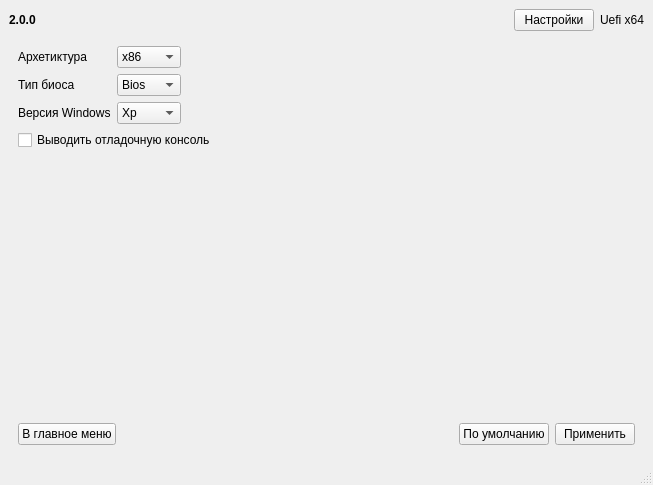
YourDroid/YourDroid, file window.ui: the form before one commit.
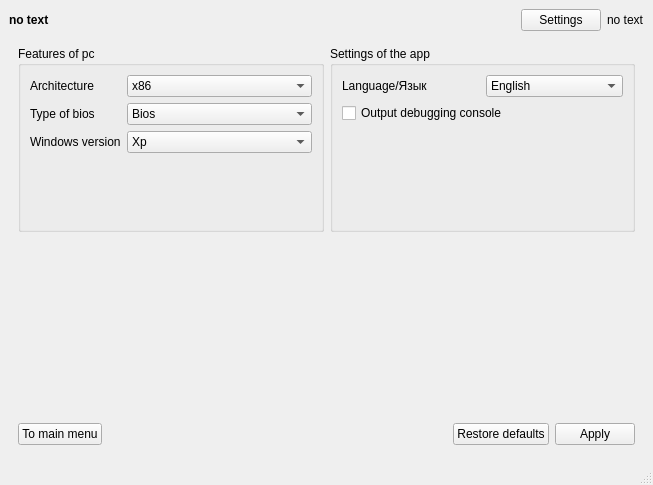
The form after the commit. The open tabs and pages were chosen to show the change. Icons and pictures are not drawn.

What changed in the file:
```diff
--- a/window.ui
+++ b/window.ui
@@ -36,7 +36,7 @@
       <item>
        <widget class="QLabel" name="labelVersion">
         <property name="text">
-         <string>&lt;html&gt;&lt;head/&gt;&lt;body&gt;&lt;p&gt;&lt;span style=&quot; font-weight:600;&quot;&gt;2.0.0&lt;/span&gt;&lt;/p&gt;&lt;/body&gt;&lt;/html&gt;</string>
+         <string notr="true">&lt;html&gt;&lt;head/&gt;&lt;body&gt;&lt;p&gt;&lt;span style=&quot; font-weight:600;&quot;&gt;no text&lt;/span&gt;&lt;/p&gt;&lt;/body&gt;&lt;/html&gt;</string>
         </property>
        </widget>
       </item>
@@ -56,14 +56,14 @@
       <item>
        <widget class="QPushButton" name="settingsMini">
         <property name="text">
-         <string>Настройки</string>
+         <string>Settings</string>
         </property>
        </widget>
       </item>
       <item>
        <widget class="QLabel" name="labelSetInfo">
         <property name="text">
-         <string>Uefi x64</string>
+         <string notr="true">no text</string>
         </property>
        </widget>
       </item>
@@ -128,18 +128,27 @@
       <widget class="QWidget" name="settingsPage">
        <layout class="QVBoxLayout" name="verticalLayout_7">
         <item>
-         <layout class="QHBoxLayout" name="horizontalLayout_20">
+         <layout class="QHBoxLayout" name="horizontalLayout_7">
+          <item>
+           <widget class="QGroupBox" name="groupBox_3">
+            <property name="title">
+             <string>Features of pc</string>
+            </property>
+            <layout class="QVBoxLayout" name="verticalLayout_6">
           <item>
            <layout class="QFormLayout" name="formLayout">
             <item row="0" column="0">
              <widget class="QLabel" name="labelArch">
               <property name="text">
-               <string>Архетиктура</string>
+                  <string>Architecture </string>
               </property>
              </widget>
             </item>
             <item row="0" column="1">
              <widget class="QComboBox" name="arch">
+                 <property name="currentText">
+                  <string notr="true">x86</string>
+                 </property>
               <item>
                <property name="text">
                 <string>x86</string>
@@ -155,12 +164,15 @@
             <item row="1" column="0">
              <widget class="QLabel" name="labelTBios">
               <property name="text">
-               <string>Тип биоса</string>
+                  <string>Type of bios</string>
               </property>
              </widget>
             </item>
             <item row="1" column="1">
              <widget class="QComboBox" name="typeBios">
+                 <property name="currentText">
+                  <string notr="true">Bios</string>
+                 </property>
               <item>
                <property name="text">
                 <string>Bios</string>
@@ -176,12 +188,15 @@
             <item row="2" column="0">
              <widget class="QLabel" name="labelWinVer">
               <property name="text">
-               <string>Версия Windows</string>
+                  <string>Windows version</string>
               </property>
              </widget>
             </item>
             <item row="2" column="1">
              <widget class="QComboBox" name="winVer">
+                 <property name="currentText">
+                  <string notr="true">Xp</string>
+                 </property>
               <item>
                <property name="text">
                 <string>Xp</string>
@@ -197,26 +212,81 @@
            </layout>
           </item>
           <item>
-           <spacer name="horizontalSpacer">
+              <spacer name="verticalSpacer_6">
             <property name="orientation">
-             <enum>Qt::Horizontal</enum>
+                <enum>Qt::Vertical</enum>
             </property>
             <property name="sizeHint" stdset="0">
              <size>
-              <width>40</width>
-              <height>20</height>
+                 <width>20</width>
+                 <height>40</height>
              </size>
             </property>
            </spacer>
+             </item>
+            </layout>
+           </widget>
+          </item>
+          <item>
+           <widget class="QGroupBox" name="groupBox_4">
+            <property name="title">
+             <string>Settings of the app</string>
+            </property>
+            <layout class="QVBoxLayout" name="verticalLayout_5">
+             <item>
+              <layout class="QHBoxLayout" name="horizontalLayout_15">
+               <item>
+                <widget class="QLabel" name="labelLanguageSettings">
+                 <property name="text">
+                  <string>Language/Язык</string>
+                 </property>
+                </widget>
+               </item>
+               <item>
+                <widget class="QComboBox" name="comboLanguageSettings">
+                 <property name="currentText">
+                  <string notr="true">English</string>
+                 </property>
+                 <item>
+                  <property name="text">
+                   <string notr="true">English</string>
+                  </property>
+                 </item>
+                 <item>
+                  <property name="text">
+                   <string notr="true">Русский</string>
+                  </property>
+                 </item>
+                </widget>
           </item>
          </layout>
         </item>
         <item>
          <widget class="QCheckBox" name="checkEnableConSettings">
           <property name="text">
-           <string>Выводить отладочную консоль</string>
-          </property>
-         </widget>
+                <string>Output debugging console</string>
+               </property>
+              </widget>
+             </item>
+             <item>
+              <spacer name="verticalSpacer_5">
+               <property name="orientation">
+                <enum>Qt::Vertical</enum>
+               </property>
+               <property name="sizeHint" stdset="0">
+                <size>
+                 <width>20</width>
+                 <height>40</height>
+                </size>
+               </property>
+              </spacer>
+             </item>
+            </layout>
+            <zorder>checkEnableConSettings</zorder>
+            <zorder>verticalSpacer_5</zorder>
+           </widget>
+          </item>
+         </layout>
         </item>
         <item>
          <spacer name="verticalSpacer">
@@ -226,7 +296,7 @@
           <property name="sizeHint" stdset="0">
            <size>
             <width>20</width>
-            <height>255</height>
+            <height>40</height>
            </size>
           </property>
          </spacer>
@@ -236,7 +306,7 @@
           <item>
            <widget class="QPushButton" name="back_settings">
             <property name="text">
-             <string>В главное меню</string>
+             <string>To main menu</string>
             </property>
            </widget>
           </item>
@@ -258,14 +328,14 @@
             <item>
              <widget class="QPushButton" name="restoreSettings">
               <property name="text">
-               <string>По умолчанию</string>
+               <string>Restore defaults</string>
               </property>
              </widget>
             </item>
             <item>
              <widget class="QPushButton" name="applaySettings">
               <property name="text">
-               <string>Применить</string>
+               <string>Apply</string>
               </property>
              </widget>
             </item>
```
Left out of the diff: 88 changed lines with no effect on the pictures. Lines whose indentation alone changed are shown as unchanged.
